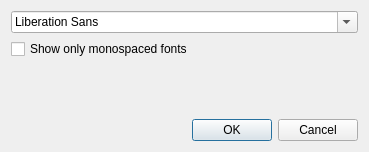
The window that RedPandaIDE/widgets/editorfontdialog.ui (royqh1979/RedPanda-CPP) describes before a commit, drawn with Qt 5.
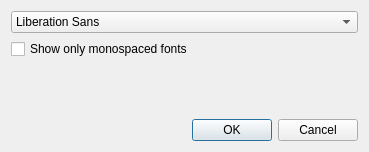
The same window after the commit.

Commit message: editor font list settings:  Items not editable.  Double click on a item to modify.

```diff
--- a/RedPandaIDE/widgets/editorfontdialog.ui
+++ b/RedPandaIDE/widgets/editorfontdialog.ui
@@ -15,7 +15,20 @@
   </property>
   <layout class="QVBoxLayout" name="verticalLayout">
    <item>
-    <widget class="QFontComboBox" name="fontComboBox"/>
+    <widget class="QFontComboBox" name="fontComboBox">
+     <property name="sizePolicy">
+      <sizepolicy hsizetype="Expanding" vsizetype="Fixed">
+       <horstretch>0</horstretch>
+       <verstretch>0</verstretch>
+      </sizepolicy>
+     </property>
+     <property name="editable">
+      <bool>false</bool>
+     </property>
+     <property name="maxVisibleItems">
+      <number>15</number>
+     </property>
+    </widget>
    </item>
    <item>
     <widget class="QCheckBox" name="chkMonoOnly">
```
Left out of the diff: 6 changed lines with no effect on the pictures. The commit also changes 2 other files.
